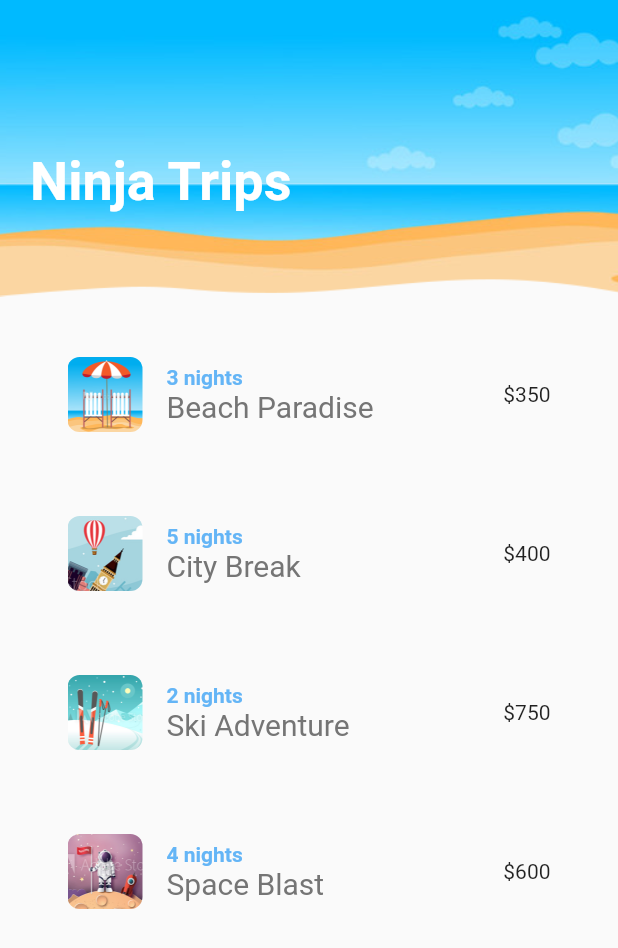
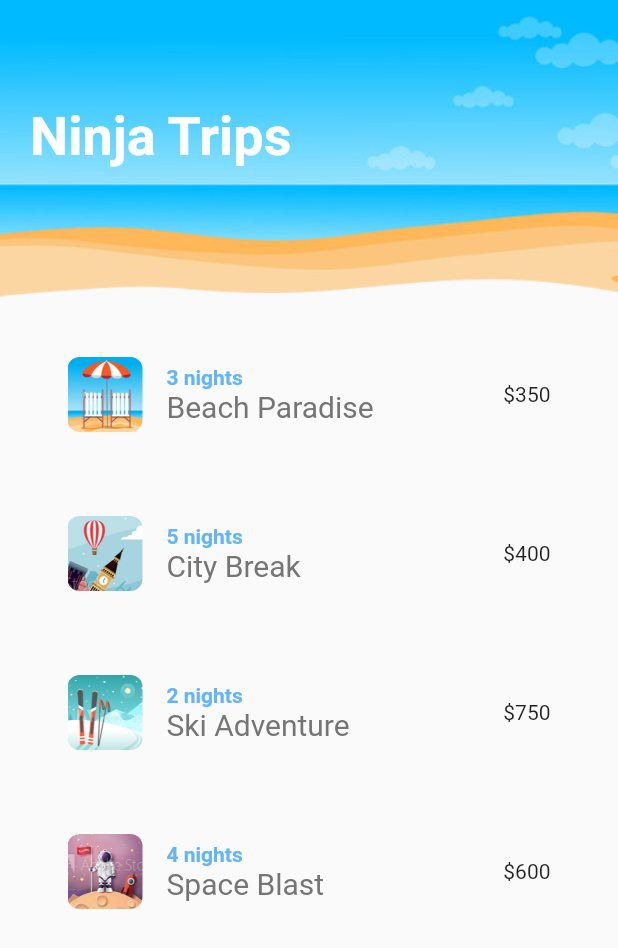
Before and after one commit to iamshaunjp/flutter-animations, a Flutter app: the screen it shows after launch, on a phone screen of 412 x 824 dp. Shown: the top 948 px of the screen. Run offline on Flutter 3.47's test engine with Material 2 defaults, Android fonts, the phone set to English and light mode, and no system bars; missing offline and left inert: lipsum.

Commit message:
lesson-9

```diff
--- a/ninja_trips/lib/shared/screenTitle.dart
+++ b/ninja_trips/lib/shared/screenTitle.dart
@@ -13,13 +13,13 @@ class ScreenTitle extends StatelessWidget {
         style: TextStyle(fontSize: 36, color: Colors.white, fontWeight: FontWeight.bold),
       ),
       tween: Tween<double>(begin: 0, end: 1),
-      duration: Duration(milliseconds: 1000),
-      curve: Curves.bounceIn,
+      duration: Duration(milliseconds: 500),
+      curve: Curves.easeIn,
       builder: (BuildContext context, double _val, Widget child) {
         return Opacity(
           opacity: _val,
           child: Padding(
-            padding: EdgeInsets.only(top: _val * 50),
+            padding: EdgeInsets.only(top: _val * 20),
             child: child
           ),
         );
--- a/ninja_trips/lib/shared/tripList.dart
+++ b/ninja_trips/lib/shared/tripList.dart
@@ -8,13 +8,15 @@ class TripList extends StatefulWidget {
 }
 
 class _TripListState extends State<TripList> {
+  GlobalKey<AnimatedListState> _listKey = GlobalKey<AnimatedListState>();
   List<Widget> _tripTiles = [];
-  final GlobalKey _listKey = GlobalKey();
 
   @override
   void initState() {
     super.initState();
-    _addTrips();
+    WidgetsBinding.instance.addPostFrameCallback((_) {
+      _addTrips();
+    });
   }
 
   void _addTrips() {
@@ -28,6 +30,7 @@ class _TripListState extends State<TripList> {
 
     _trips.forEach((Trip trip) {
       _tripTiles.add(_buildTile(trip));
+      _listKey.currentState.insertItem(_tripTiles.length - 1);
     });
   }
 
@@ -59,14 +62,18 @@ class _TripListState extends State<TripList> {
     );
   }
 
+  Tween<Offset> _offset = Tween(begin: Offset(1, 0), end: Offset(0, 0));
+
   @override
   Widget build(BuildContext context) {
-    return ListView.builder(
-      key: _listKey,
-      itemCount: _tripTiles.length,
-      itemBuilder: (context, index) {
-        return _tripTiles[index];
-      }
-    );
+    return AnimatedList(
+        key: _listKey,
+        initialItemCount: _tripTiles.length,
+        itemBuilder: (context, index, animation) {
+          return SlideTransition(
+            position: animation.drive(_offset),
+            child: _tripTiles[index],
+          );
+        });
   }
 }
```
